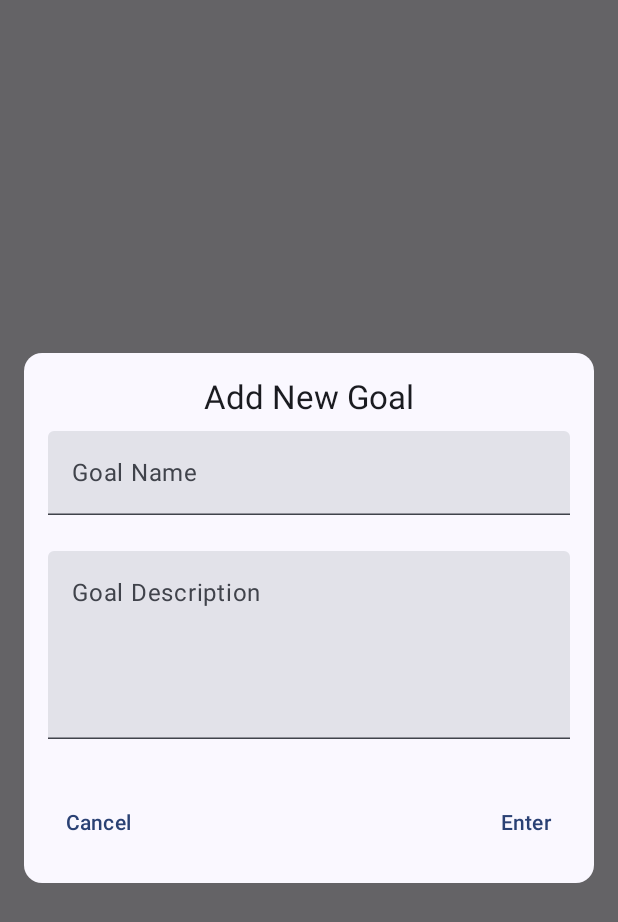
After one commit to arriyam/Habitodo, an Android app built with Jetpack Compose: the composable AddGoalDialog shown on its own in the app's theme, on a phone screen of 412 x 824 dp. The commit adds this screen. Shown: the top 922 px of the screen. Run offline under Robolectric (Android 15) with nearby library versions, the phone set to English and light mode, and no system bars.

Commit message:
Created a dialog

```diff
--- /dev/null
+++ b/app/src/main/java/com/example/habitodo/component/AddGoalDialog.kt
@@ -0,0 +1,78 @@
+package com.example.habitodo.component
+
+import androidx.compose.foundation.layout.*
+import androidx.compose.foundation.text.BasicTextField
+import androidx.compose.material3.*
+import androidx.compose.runtime.*
+import androidx.compose.ui.Alignment
+import androidx.compose.ui.Modifier
+import androidx.compose.ui.unit.dp
+import androidx.compose.ui.window.Dialog
+
+@Composable
+fun AddGoalDialog(
+    onDismiss: () -> Unit,       // To close the dialog
+    onConfirm: (String, String) -> Unit // Pass the goal and description when confirmed
+) {
+    var goalName by remember { mutableStateOf("") }
+    var goalDescription by remember { mutableStateOf("") }
+
+    Dialog(onDismissRequest = onDismiss) {
+        Surface(
+            modifier = Modifier.padding(16.dp),
+            shape = MaterialTheme.shapes.medium
+        ) {
+            Column(
+                modifier = Modifier.padding(16.dp),
+                horizontalAlignment = Alignment.CenterHorizontally,
+                verticalArrangement = Arrangement.spacedBy(8.dp)
+            ) {
+                Text(text = "Add New Goal", style = MaterialTheme.typography.titleLarge)
+
+                // TextField for Goal Name
+                TextField(
+                    value = goalName,
+                    onValueChange = { goalName = it },
+                    label = { Text(text = "Goal Name") },
+                    modifier = Modifier.fillMaxWidth(),
+                    maxLines = 1 // Keep it to 1 line
+                )
+
+                // Spacer between fields
+                Spacer(modifier = Modifier.height(8.dp))
+
+                // TextField for Goal Description with increased height
+                TextField(
+                    value = goalDescription,
+                    onValueChange = { goalDescription = it },
+                    label = { Text(text = "Goal Description") },
+                    modifier = Modifier
+                        .fillMaxWidth()
+                        .height(125.dp), // Set this height to make the description field larger
+                    maxLines = 6, // Allow up to 6 lines of input
+                    singleLine = false
+                )
+
+                Spacer(modifier = Modifier.height(16.dp))
+
+                // Row for Cancel and Enter buttons
+                Row(
+                    horizontalArrangement = Arrangement.SpaceBetween,
+                    modifier = Modifier.fillMaxWidth()
+                ) {
+                    TextButton(onClick = onDismiss) {
+                        Text(text = "Cancel")
+                    }
+
+                    TextButton(onClick = {
+                        if (goalName.isNotEmpty() && goalDescription.isNotEmpty()) {
+                            onConfirm(goalName, goalDescription)
+                        }
+                    }) {
+                        Text(text = "Enter")
+                    }
+                }
+            }
+        }
+    }
+}
```
Also changed, not shown: app/src/main/java/com/example/habitodo/view/FeedScreen.kt (+17 -11 lines), app/src/main/java/com/example/habitodo/viewmodel/FeedViewModel.kt (+16 -4 lines).
